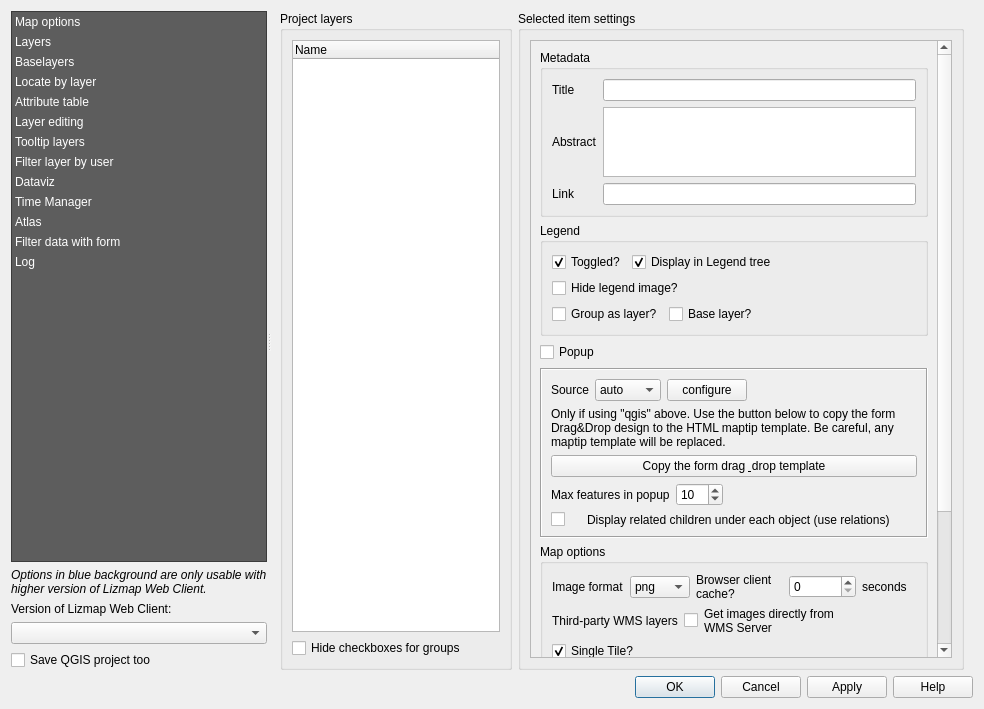
First picture: the form in lizmap/resources/ui/ui_lizmap.ui, repository 3liz/lizmap-plugin, before the edit.
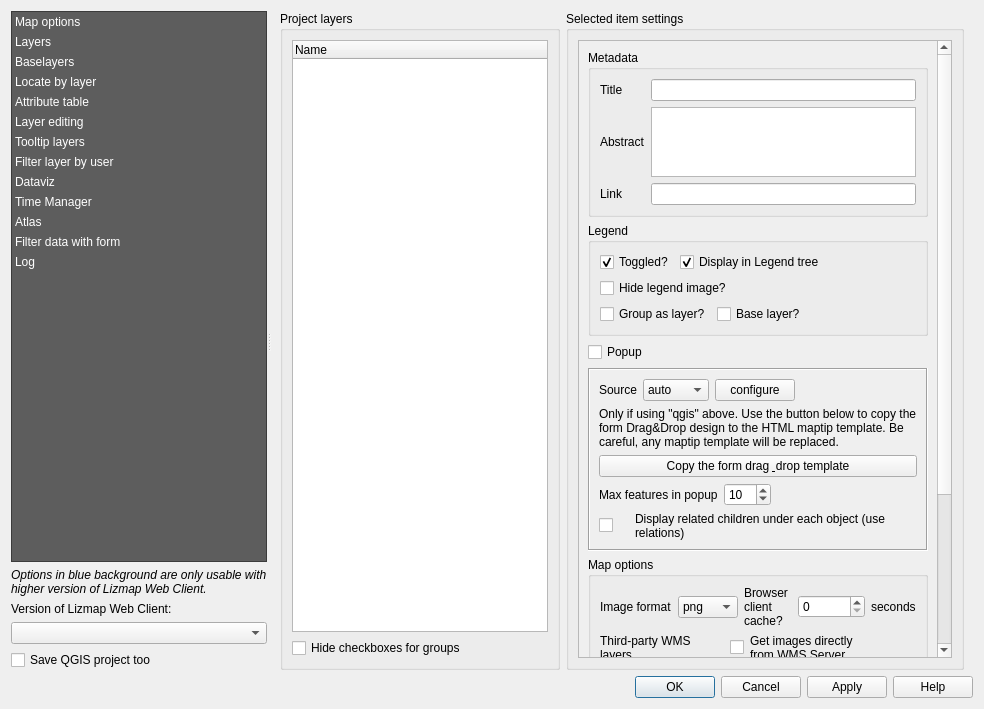
Second picture: the form after the edit. The open tabs and pages were chosen to show the change. Custom widgets are drawn as their Qt base class.

Commit message: fix horizontal expanding of layer list

What changed in the file:
```diff
--- a/lizmap/resources/ui/ui_lizmap.ui
+++ b/lizmap/resources/ui/ui_lizmap.ui
@@ -870,7 +870,7 @@
                   <item row="0" column="0">
                    <widget class="QTreeWidget" name="layer_tree">
                     <property name="sizePolicy">
-                     <sizepolicy hsizetype="Maximum" vsizetype="Expanding">
+                     <sizepolicy hsizetype="Minimum" vsizetype="Expanding">
                       <horstretch>0</horstretch>
                       <verstretch>0</verstretch>
                      </sizepolicy>
```
